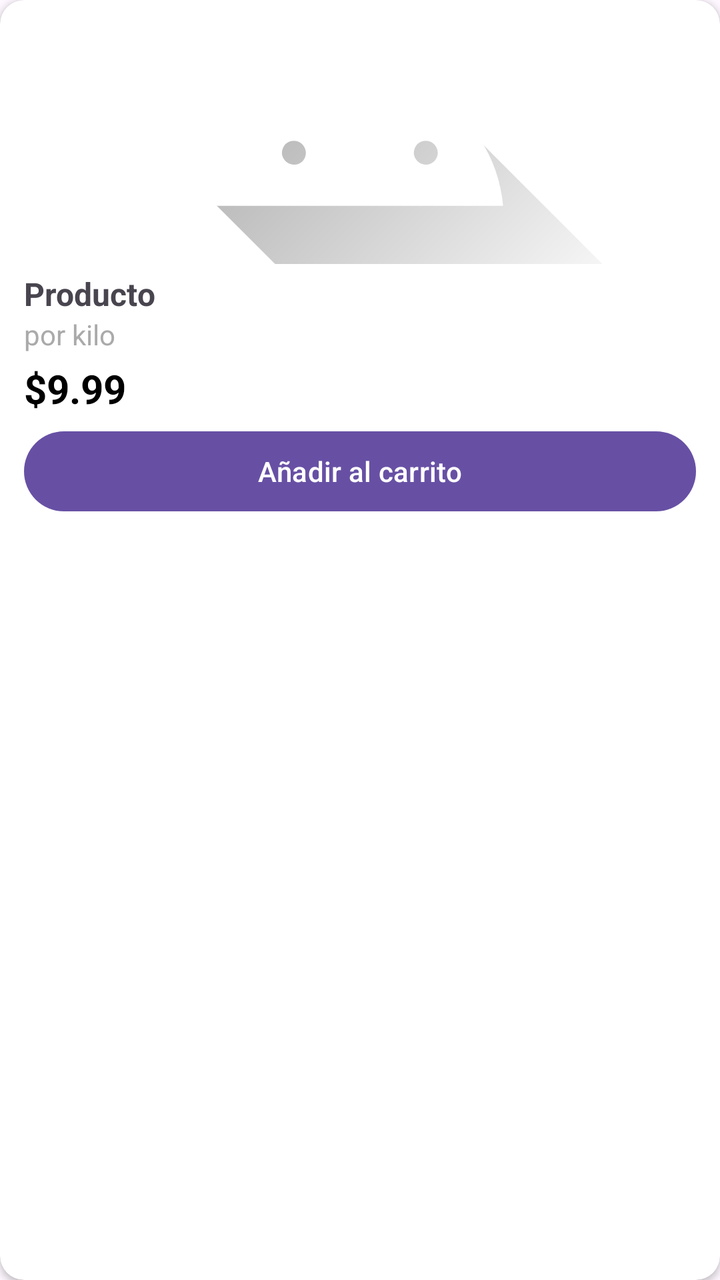
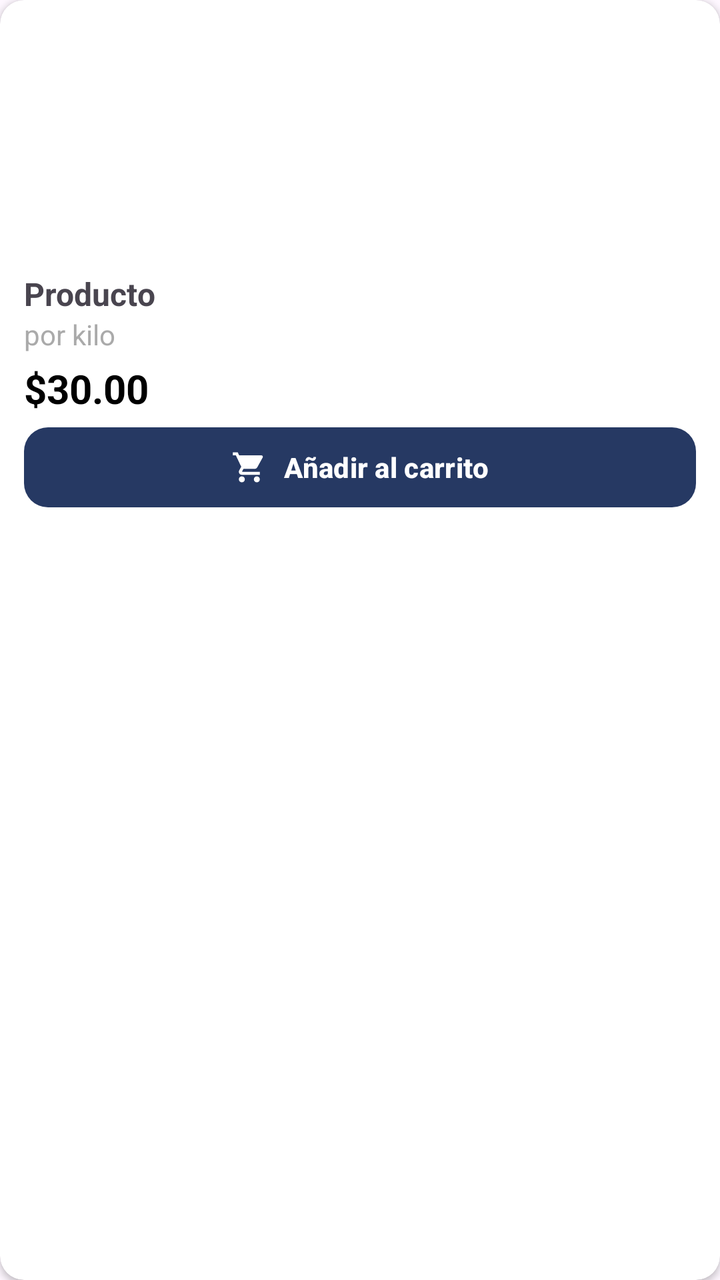

The first picture is an Android layout as it rendered before a commit; the second is the same layout after the commit. The layout source and the unified diff follow.
<!-- AndroidManifest.xml: application theme Theme.MyApplication -->
<!-- res/layout/items.xml -->
<?xml version="1.0" encoding="utf-8"?>
<androidx.cardview.widget.CardView xmlns:android="http://schemas.android.com/apk/res/android"
    android:layout_width="200dp"
    android:layout_height="wrap_content"
    xmlns:app="http://schemas.android.com/apk/res-auto"
    android:layout_marginEnd="8dp"
    app:cardCornerRadius="12dp"
    android:elevation="4dp">

    <LinearLayout
        android:orientation="vertical"
        android:layout_width="match_parent"
        android:layout_height="wrap_content"
        android:padding="12dp">

        <ImageView
            android:id="@+id/imgProducto"
            android:layout_width="match_parent"
            android:layout_height="120dp"
            android:scaleType="centerCrop"
            android:src="@drawable/ic_launcher_foreground" />

        <TextView
            android:id="@+id/txtNombreProducto"
            android:layout_width="match_parent"
            android:layout_height="wrap_content"
            android:text="Producto"
            android:textSize="16sp"
            android:textStyle="bold"
            android:layout_marginTop="4dp" />

        <TextView
            android:id="@+id/txtCount"
            android:layout_width="match_parent"
            android:layout_height="wrap_content"
            android:text="por kilo"
            android:textSize="14sp"
            android:textColor="@android:color/darker_gray"
            android:layout_marginBottom="4dp" />

        <TextView
            android:id="@+id/txtPrecio"
            android:layout_width="match_parent"
            android:layout_height="wrap_content"
            android:text="$9.99"
            android:textSize="20sp"
            android:textColor="@android:color/black"
            android:textStyle="bold"
            android:layout_marginBottom="4dp" />

        
        <FrameLayout
            android:layout_width="match_parent"
            android:layout_height="wrap_content">

            <Button
                android:id="@+id/btnAñadirCarrito"
                android:layout_width="match_parent"
                android:layout_height="wrap_content"
                android:text="Añadir al carrito" />

            <LinearLayout
                android:id="@+id/layoutContador"
                android:layout_width="match_parent"
                android:layout_height="wrap_content"
                android:orientation="horizontal"
                android:gravity="center"
                android:visibility="gone">

                <Button
                    android:id="@+id/btnMenos"
                    android:layout_width="40dp"
                    android:layout_height="40dp"
                    android:text="–" />

                <TextView
                    android:id="@+id/txtCantidad"
                    android:layout_width="40dp"
                    android:layout_height="40dp"
                    android:gravity="center"
                    android:text="1"
                    android:textSize="16sp" />

                <Button
                    android:id="@+id/btnMas"
                    android:layout_width="40dp"
                    android:layout_height="40dp"
                    android:text="+" />
            </LinearLayout>

        </FrameLayout>

    </LinearLayout>

</androidx.cardview.widget.CardView>
<!-- resources referenced by this layout -->
<resources>
  <!-- drawable ic_launcher_foreground (drawable) -->
  <vector xmlns:android="http://schemas.android.com/apk/res/android"
      xmlns:aapt="http://schemas.android.com/aapt"
      android:width="108dp"
      android:height="108dp"
      android:viewportWidth="108"
      android:viewportHeight="108">
      <path android:pathData="M31,63.928c0,0 6.4,-11 12.1,-13.1c7.2,-2.6 26,-1.4 26,-1.4l38.1,38.1L107,108.928l-32,-1L31,63.928z">
          <aapt:attr name="android:fillColor">
              <gradient
                  android:endX="85.84757"
                  android:endY="92.4963"
                  android:startX="42.9492"
                  android:startY="49.59793"
                  android:type="linear">
                  <item
                      android:color="#44000000"
                      android:offset="0.0" />
                  <item
                      android:color="#00000000"
                      android:offset="1.0" />
              </gradient>
          </aapt:attr>
      </path>
      <path
          android:fillColor="#FFFFFF"
          android:fillType="nonZero"
          android:pathData="M65.3,45.828l3.8,-6.6c0.2,-0.4 0.1,-0.9 -0.3,-1.1c-0.4,-0.2 -0.9,-0.1 -1.1,0.3l-3.9,6.7c-6.3,-2.8 -13.4,-2.8 -19.7,0l-3.9,-6.7c-0.2,-0.4 -0.7,-0.5 -1.1,-0.3C38.8,38.328 38.7,38.828 38.9,39.228l3.8,6.6C36.2,49.428 31.7,56.028 31,63.928h46C76.3,56.028 71.8,49.428 65.3,45.828zM43.4,57.328c-0.8,0 -1.5,-0.5 -1.8,-1.2c-0.3,-0.7 -0.1,-1.5 0.4,-2.1c0.5,-0.5 1.4,-0.7 2.1,-0.4c0.7,0.3 1.2,1 1.2,1.8C45.3,56.528 44.5,57.328 43.4,57.328L43.4,57.328zM64.6,57.328c-0.8,0 -1.5,-0.5 -1.8,-1.2s-0.1,-1.5 0.4,-2.1c0.5,-0.5 1.4,-0.7 2.1,-0.4c0.7,0.3 1.2,1 1.2,1.8C66.5,56.528 65.6,57.328 64.6,57.328L64.6,57.328z"
          android:strokeWidth="1"
          android:strokeColor="#00000000" />
  </vector>
  <style name="Theme.MyApplication" parent="Base.Theme.MyApplication" />
  <style name="Base.Theme.MyApplication" parent="Theme.Material3.DayNight.NoActionBar">
          
          
      </style>
</resources>

<!-- the commit's change to res/layout/items.xml (unified diff, before → after) -->
@@ -3,6 +3,7 @@
     android:layout_width="200dp"
     android:layout_height="wrap_content"
     xmlns:app="http://schemas.android.com/apk/res-auto"
+    xmlns:tools="http://schemas.android.com/tools"
     android:layout_marginEnd="8dp"
     app:cardCornerRadius="12dp"
     android:elevation="4dp">
@@ -16,9 +17,11 @@
         <ImageView
             android:id="@+id/imgProducto"
             android:layout_width="match_parent"
-            android:layout_height="120dp"
+            android:layout_height="@dimen/product_image_height"
             android:scaleType="centerCrop"
-            android:src="@drawable/ic_launcher_foreground" />
+            android:adjustViewBounds="true"
+            android:contentDescription="@string/product_image"/>
+
 
         <TextView
             android:id="@+id/txtNombreProducto"
@@ -38,26 +41,48 @@
             android:textColor="@android:color/darker_gray"
             android:layout_marginBottom="4dp" />
 
+        
         <TextView
-            android:id="@+id/txtPrecio"
+            android:id="@+id/txtPrecioNormal"
             android:layout_width="match_parent"
             android:layout_height="wrap_content"
-            android:text="$9.99"
-            android:textSize="20sp"
-            android:textColor="@android:color/black"
-            android:textStyle="bold"
-            android:layout_marginBottom="4dp" />
+            android:text="$30.00"
+            android:layout_marginBottom="2dp"
+            style="@style/ProductNormalPrice" />
+
+        
+        <TextView
+            android:id="@+id/txtPrecioEspecial"
+            android:layout_width="wrap_content"
+            android:layout_height="wrap_content"
+            android:text="$24.00"
+            android:visibility="gone"
+            style="@style/ProductSpecialPrice"
+            tools:visibility="visible" />
 
         
         <FrameLayout
             android:layout_width="match_parent"
             android:layout_height="wrap_content">
 
-            <Button
-                android:id="@+id/btnAñadirCarrito"
+            <com.google.android.material.button.MaterialButton
+                android:id="@+id/btnAnadirCarrito"
                 android:layout_width="match_parent"
-                android:layout_height="wrap_content"
-                android:text="Añadir al carrito" />
+                android:layout_height="48dp"
+                android:text="Añadir al carrito"
+                android:textColor="@android:color/white"
+                android:textSize="14sp"
+                android:textStyle="bold"
+                android:gravity="center"
+                android:padding="0dp"
+
+                app:backgroundTint="#263963"
+                app:cornerRadius="12dp"
+                app:icon="@drawable/baseline_shopping_cart_24"
+                app:iconTint="@android:color/white"
+                app:iconGravity="textStart"
+                app:iconPadding="8dp"
+                app:rippleColor="#40263963" />
 
             <LinearLayout
                 android:id="@+id/layoutContador"
@@ -67,11 +92,21 @@
                 android:gravity="center"
                 android:visibility="gone">
 
-                <Button
+                <com.google.android.material.button.MaterialButton
                     android:id="@+id/btnMenos"
                     android:layout_width="40dp"
                     android:layout_height="40dp"
-                    android:text="–" />
+                    android:minWidth="0dp"
+                    android:minHeight="0dp"
+                    android:padding="0dp"
+                    android:text="−"
+                    android:textColor="#263963"
+                    android:textSize="20sp"
+                    android:textStyle="bold"
+                    app:backgroundTint="@android:color/white"
+                    app:cornerRadius="10dp"
+                    app:strokeColor="#263963"
+                    app:strokeWidth="1dp" />
 
                 <TextView
                     android:id="@+id/txtCantidad"
@@ -79,13 +114,26 @@
                     android:layout_height="40dp"
                     android:gravity="center"
                     android:text="1"
-                    android:textSize="16sp" />
+                    android:textColor="#263963"
+                    android:textSize="16sp"
+                    android:textStyle="bold" />
 
-                <Button
+                <com.google.android.material.button.MaterialButton
                     android:id="@+id/btnMas"
                     android:layout_width="40dp"
                     android:layout_height="40dp"
-                    android:text="+" />
+                    android:minWidth="0dp"
+                    android:minHeight="0dp"
+                    android:padding="0dp"
+                    android:text="+"
+                    android:textColor="#263963"
+                    android:textSize="20sp"
+                    android:textStyle="bold"
+                    app:backgroundTint="@android:color/white"
+                    app:cornerRadius="10dp"
+                    app:strokeColor="#263963"
+                    app:strokeWidth="1dp" />
+
             </LinearLayout>
 
         </FrameLayout>
<!-- resource entries referenced after the edit -->
@@ -1,36 +1,23 @@
 <!-- resources referenced by this layout -->
 <resources>
-  <!-- drawable ic_launcher_foreground (drawable) -->
-  <vector xmlns:android="http://schemas.android.com/apk/res/android"
-      xmlns:aapt="http://schemas.android.com/aapt"
-      android:width="108dp"
-      android:height="108dp"
-      android:viewportWidth="108"
-      android:viewportHeight="108">
-      <path android:pathData="M31,63.928c0,0 6.4,-11 12.1,-13.1c7.2,-2.6 26,-1.4 26,-1.4l38.1,38.1L107,108.928l-32,-1L31,63.928z">
-          <aapt:attr name="android:fillColor">
-              <gradient
-                  android:endX="85.84757"
-                  android:endY="92.4963"
-                  android:startX="42.9492"
-                  android:startY="49.59793"
-                  android:type="linear">
-                  <item
-                      android:color="#44000000"
-                      android:offset="0.0" />
-                  <item
-                      android:color="#00000000"
-                      android:offset="1.0" />
-              </gradient>
-          </aapt:attr>
-      </path>
-      <path
-          android:fillColor="#FFFFFF"
-          android:fillType="nonZero"
-          android:pathData="M65.3,45.828l3.8,-6.6c0.2,-0.4 0.1,-0.9 -0.3,-1.1c-0.4,-0.2 -0.9,-0.1 -1.1,0.3l-3.9,6.7c-6.3,-2.8 -13.4,-2.8 -19.7,0l-3.9,-6.7c-0.2,-0.4 -0.7,-0.5 -1.1,-0.3C38.8,38.328 38.7,38.828 38.9,39.228l3.8,6.6C36.2,49.428 31.7,56.028 31,63.928h46C76.3,56.028 71.8,49.428 65.3,45.828zM43.4,57.328c-0.8,0 -1.5,-0.5 -1.8,-1.2c-0.3,-0.7 -0.1,-1.5 0.4,-2.1c0.5,-0.5 1.4,-0.7 2.1,-0.4c0.7,0.3 1.2,1 1.2,1.8C45.3,56.528 44.5,57.328 43.4,57.328L43.4,57.328zM64.6,57.328c-0.8,0 -1.5,-0.5 -1.8,-1.2s-0.1,-1.5 0.4,-2.1c0.5,-0.5 1.4,-0.7 2.1,-0.4c0.7,0.3 1.2,1 1.2,1.8C66.5,56.528 65.6,57.328 64.6,57.328L64.6,57.328z"
-          android:strokeWidth="1"
-          android:strokeColor="#00000000" />
+  <dimen name="product_image_height">120dp</dimen>
+  <!-- drawable baseline_shopping_cart_24 (drawable) -->
+  <vector xmlns:android="http://schemas.android.com/apk/res/android" android:height="24dp" android:tint="#000000" android:viewportHeight="24" android:viewportWidth="24" android:width="24dp">
+        
+      <path android:fillColor="@android:color/white" android:pathData="M7,18c-1.1,0 -1.99,0.9 -1.99,2S5.9,22 7,22s2,-0.9 2,-2 -0.9,-2 -2,-2zM1,2v2h2l3.6,7.59 -1.35,2.45c-0.16,0.28 -0.25,0.61 -0.25,0.96 0,1.1 0.9,2 2,2h12v-2L7.42,15c-0.14,0 -0.25,-0.11 -0.25,-0.25l0.03,-0.12 0.9,-1.63h7.45c0.75,0 1.41,-0.41 1.75,-1.03l3.58,-6.49c0.08,-0.14 0.12,-0.31 0.12,-0.48 0,-0.55 -0.45,-1 -1,-1L5.21,4l-0.94,-2L1,2zM17,18c-1.1,0 -1.99,0.9 -1.99,2s0.89,2 1.99,2 2,-0.9 2,-2 -0.9,-2 -2,-2z"/>
+      
   </vector>
+  <string name="product_image">Imagen del producto</string>
+  <style name="ProductNormalPrice">
+          <item name="android:textSize">20sp</item>
+          <item name="android:textColor">@android:color/black</item>
+          <item name="android:textStyle">bold</item>
+      </style>
+  <style name="ProductSpecialPrice">
+          <item name="android:textSize">20sp</item>
+          <item name="android:textColor">#E53935</item>
+          <item name="android:textStyle">bold</item>
+      </style>
   <style name="Theme.MyApplication" parent="Base.Theme.MyApplication" />
   <style name="Base.Theme.MyApplication" parent="Theme.Material3.DayNight.NoActionBar">
           
